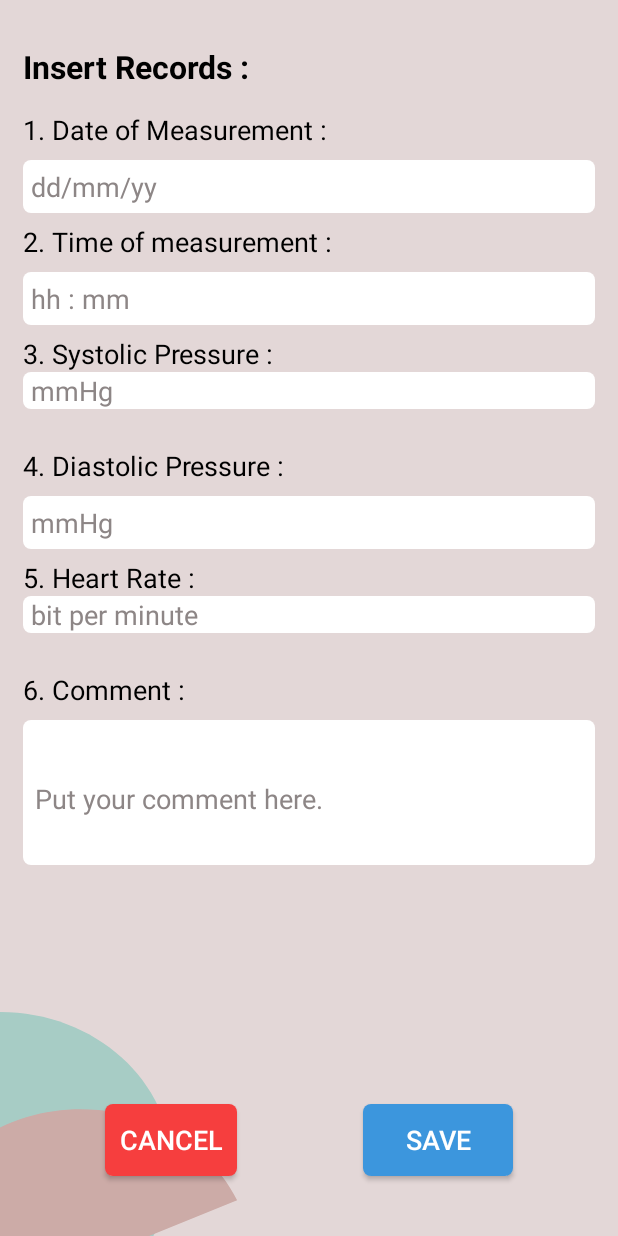
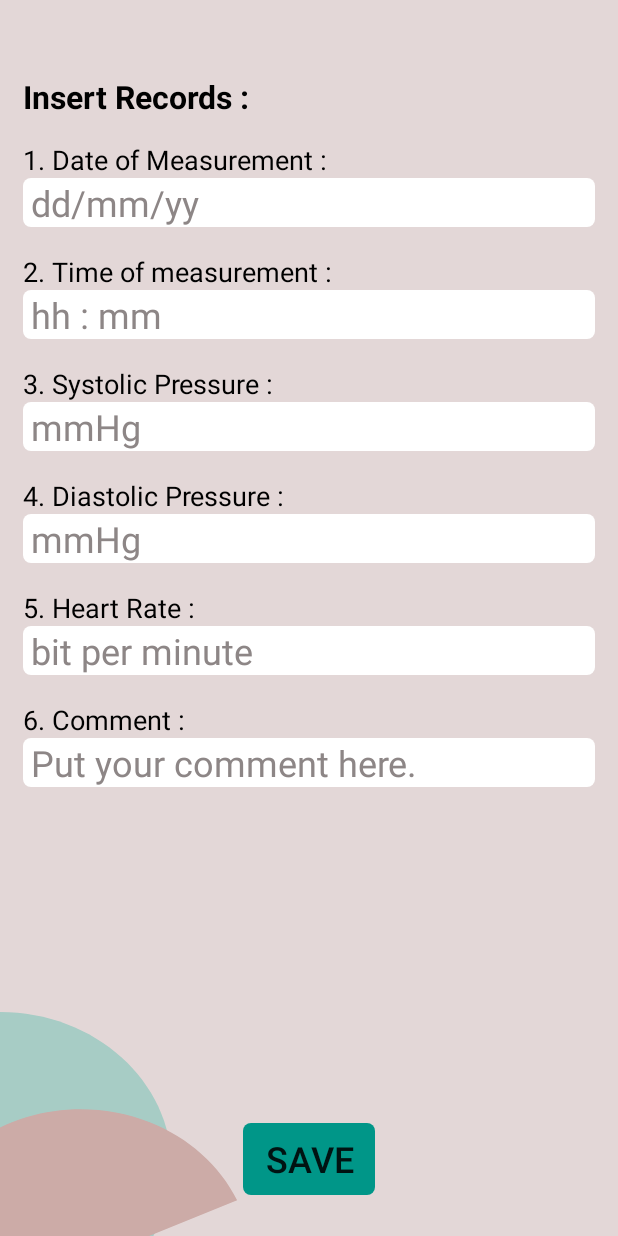
Before and after one commit to rafi-am7/Cardiac-Recorder, an Android app: the AddActivity screen opened directly, with no data from a screen before it, on a phone screen of 412 x 824 dp. Run offline under Robolectric (Android 15) with nearby library versions, the phone set to English and light mode, and no system bars; 3 statements that could not run were skipped.

Commit message:
Update activity_add.xml
add activity design

```diff
--- a/app/src/main/res/layout/activity_add.xml
+++ b/app/src/main/res/layout/activity_add.xml
@@ -9,14 +9,15 @@
 
     <TextView
         android:id="@+id/header"
+        android:textStyle="bold"
         android:layout_width="wrap_content"
         android:layout_height="wrap_content"
         android:layout_marginStart="15dp"
-        android:layout_marginTop="30dp"
+        android:layout_marginEnd="15dp"
+        android:layout_marginTop="50dp"
         android:text="Insert Records :"
         android:textColor="@color/black"
         android:textSize="21sp"
-        android:textStyle="bold"
         app:layout_constraintStart_toStartOf="parent"
         app:layout_constraintTop_toTopOf="parent" />
 
@@ -32,20 +33,18 @@
         app:layout_constraintTop_toBottomOf="@+id/header" />
 
     <EditText
+        android:layout_marginStart="15dp"
+        android:layout_marginEnd="15dp"
+        android:paddingLeft="5dp"
         android:id="@+id/dateValue"
         android:layout_width="fill_parent"
-        android:layout_height="35dp"
-        android:layout_marginStart="15dp"
-        android:layout_marginTop="8dp"
-        android:layout_marginEnd="15dp"
+        android:layout_height="wrap_content"
         android:background="@drawable/button_bg_thick"
         android:backgroundTint="@color/white"
         android:hint="dd/mm/yy"
         android:inputType="text"
-        android:paddingLeft="5dp"
         android:textColor="@color/black"
-        android:textSize="18sp"
-        app:layout_constraintEnd_toEndOf="parent"
+        android:textSize="24sp"
         app:layout_constraintStart_toStartOf="@+id/header"
         app:layout_constraintTop_toBottomOf="@+id/date"
         android:clickable="true"
@@ -65,20 +64,18 @@
         app:layout_constraintTop_toBottomOf="@+id/date" />
 
     <EditText
+        android:layout_marginStart="15dp"
+        android:layout_marginEnd="15dp"
+        android:paddingLeft="5dp"
         android:id="@+id/timeValue"
         android:layout_width="fill_parent"
-        android:layout_height="35dp"
-        android:layout_marginStart="15dp"
-        android:layout_marginTop="8dp"
-        android:layout_marginEnd="15dp"
+        android:layout_height="wrap_content"
         android:background="@drawable/button_bg_thick"
         android:backgroundTint="@color/white"
         android:hint="hh : mm"
         android:inputType="text"
-        android:paddingLeft="5dp"
         android:textColor="@color/black"
-        android:textSize="18sp"
-        app:layout_constraintEnd_toEndOf="parent"
+        android:textSize="24sp"
         app:layout_constraintStart_toStartOf="@+id/header"
         app:layout_constraintTop_toBottomOf="@+id/time" />
 
@@ -105,8 +102,7 @@
         android:inputType="number"
         android:paddingLeft="5dp"
         android:textColor="@color/black"
-        android:textSize="18sp"
-        app:layout_constraintEnd_toEndOf="parent"
+        android:textSize="24sp"
         app:layout_constraintStart_toStartOf="@+id/header"
         app:layout_constraintTop_toBottomOf="@+id/systolic" />
 
@@ -122,20 +118,18 @@
         app:layout_constraintTop_toBottomOf="@+id/systolic" />
 
     <EditText
+        android:layout_marginStart="15dp"
+        android:layout_marginEnd="15dp"
+        android:paddingLeft="5dp"
         android:id="@+id/diastolicValue"
         android:layout_width="fill_parent"
-        android:layout_height="35dp"
-        android:layout_marginStart="15dp"
-        android:layout_marginTop="8dp"
-        android:layout_marginEnd="15dp"
+        android:layout_height="wrap_content"
         android:background="@drawable/button_bg_thick"
         android:backgroundTint="@color/white"
         android:hint="mmHg"
         android:inputType="number"
-        android:paddingLeft="5dp"
         android:textColor="@color/black"
-        android:textSize="18sp"
-        app:layout_constraintEnd_toEndOf="parent"
+        android:textSize="24sp"
         app:layout_constraintStart_toStartOf="@+id/header"
         app:layout_constraintTop_toBottomOf="@+id/diastolic" />
 
@@ -162,8 +156,7 @@
         android:inputType="number"
         android:paddingLeft="5dp"
         android:textColor="@color/black"
-        android:textSize="18sp"
-        app:layout_constraintEnd_toEndOf="parent"
+        android:textSize="24sp"
         app:layout_constraintStart_toStartOf="@+id/header"
         app:layout_constraintTop_toBottomOf="@+id/heartRate" />
 
@@ -179,54 +172,40 @@
         app:layout_constraintTop_toBottomOf="@+id/heartRate" />
 
     <EditText
+        android:layout_marginStart="15dp"
+        android:layout_marginEnd="15dp"
+        android:paddingLeft="5dp"
         android:id="@+id/commentValue"
         android:layout_width="fill_parent"
         android:layout_height="wrap_content"
-        android:layout_marginStart="15dp"
-        android:layout_marginTop="8dp"
-        android:layout_marginEnd="15dp"
         android:background="@drawable/button_bg_thick"
         android:backgroundTint="@color/white"
         android:hint="Put your comment here."
         android:inputType="textMultiLine"
-        android:maxLines="4"
-        android:minLines="4"
-        android:paddingLeft="8dp"
-        android:paddingTop="8dp"
         android:textColor="@color/black"
-        android:textSize="18sp"
-        app:layout_constraintEnd_toEndOf="parent"
+        android:textSize="24sp"
         app:layout_constraintStart_toStartOf="@+id/header"
         app:layout_constraintTop_toBottomOf="@+id/comment" />
 
-
-    <Button
-        android:id="@+id/cancelButton"
+    <FrameLayout
+        android:id="@+id/updateFrameLayout"
         android:layout_width="wrap_content"
         android:layout_height="wrap_content"
-        android:layout_marginStart="70dp"
-        android:layout_marginBottom="40dp"
         android:background="@drawable/rounded_text_field"
-        android:backgroundTint="#F63E3E"
-        android:text="Cancel"
-        android:textColor="@android:color/white"
-        android:textSize="18sp"
+        app:layout_constraintEnd_toEndOf="parent"
+        app:layout_constraintStart_toStartOf="parent"
         app:layout_constraintBottom_toBottomOf="parent"
-        app:layout_constraintStart_toStartOf="parent" />
+        android:backgroundTint="#009688"
+        android:layout_marginBottom="27dp"
+        tools:ignore="MissingConstraints">
 
-    <Button
-        android:id="@+id/addButton"
-        android:layout_width="100dp"
-        android:layout_height="wrap_content"
-        android:layout_marginEnd="70dp"
-        android:layout_marginBottom="40dp"
-        android:background="@drawable/rounded_text_field"
-        android:backgroundTint="@color/normal"
-        android:text="Save"
-        android:textColor="@android:color/white"
-        android:textSize="18sp"
-        app:layout_constraintBottom_toBottomOf="parent"
-        app:layout_constraintEnd_toEndOf="parent" />
-
-
+        <Button
+            android:id="@+id/addButton"
+            android:layout_width="fill_parent"
+            android:layout_height="wrap_content"
+            android:textSize="24sp"
+            android:background="?android:attr/selectableItemBackground"
+            android:text="Save"
+            />
+    </FrameLayout>
 </androidx.constraintlayout.widget.ConstraintLayout>
```
